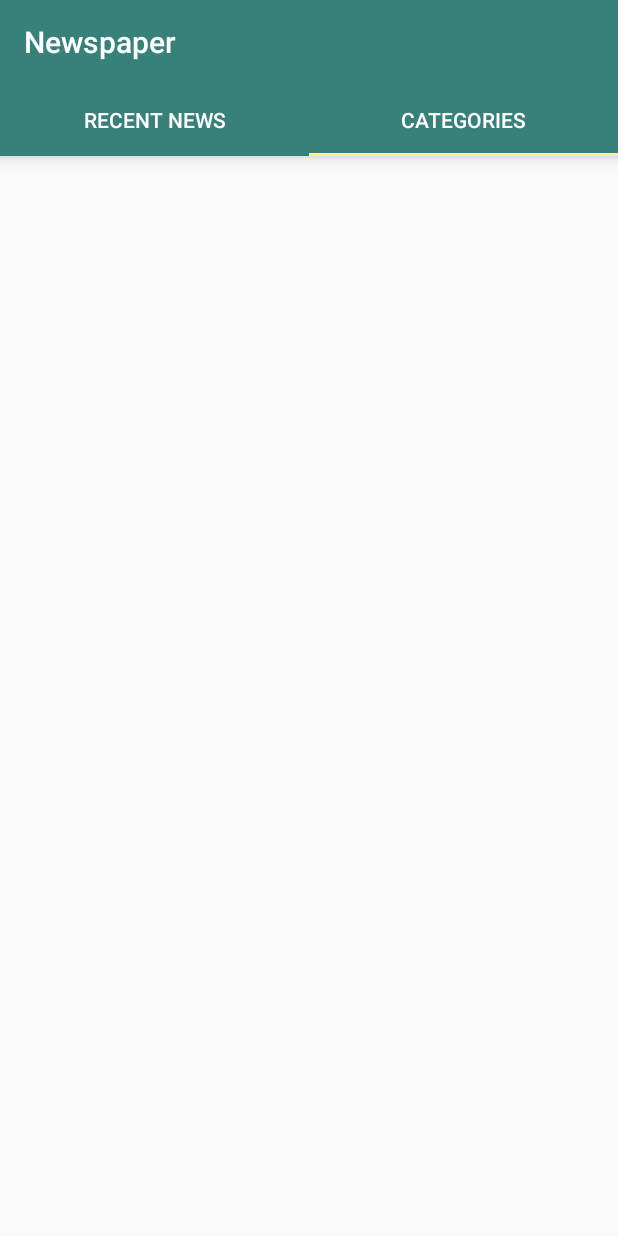
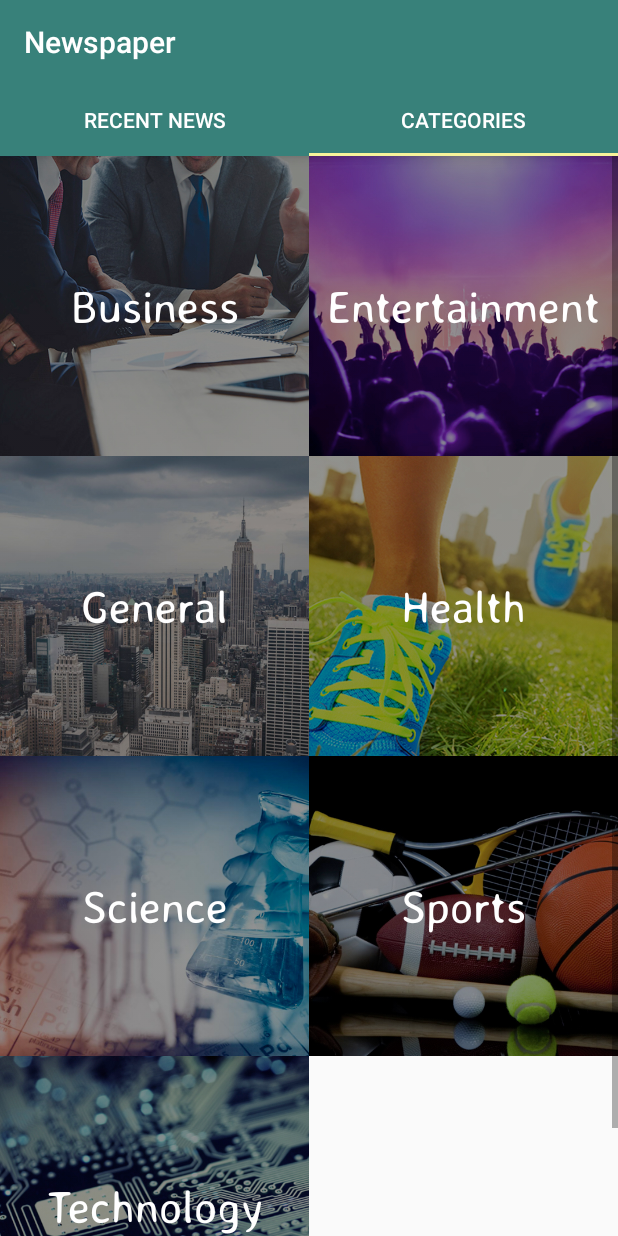
Before and after one commit to marioamgad9/News-Paper, an Android app: the screen it shows after launch (MainActivity), tab 2 chosen, on a phone screen of 412 x 824 dp. Run offline under Robolectric (Android 15) with nearby library versions, the phone set to English and light mode, and no system bars; our stand-ins replace Picasso; pictures from the network do not load; Roboto replaces fonts that are not available here; 3 statements that could not run were skipped.

Commit message:
Add GridView containing categories

```diff
--- a/app/src/main/java/com/mouris/mario/newspaper/UI/Categories/CategoriesFragment.java
+++ b/app/src/main/java/com/mouris/mario/newspaper/UI/Categories/CategoriesFragment.java
@@ -6,6 +6,7 @@ import android.support.v4.app.Fragment;
 import android.view.LayoutInflater;
 import android.view.View;
 import android.view.ViewGroup;
+import android.widget.GridView;
 
 import com.mouris.mario.newspaper.R;
 
@@ -19,6 +20,9 @@ public class CategoriesFragment extends Fragment {
                              Bundle savedInstanceState) {
         View rootView = inflater.inflate(R.layout.fragment_categories, container, false);
 
+        GridView gridView = rootView.findViewById(R.id.categoriesGridView);
+        CategoriesGridAdapter gridAdapter = new CategoriesGridAdapter(getContext());
+        gridView.setAdapter(gridAdapter);
 
         return rootView;
     }
--- /dev/null
+++ b/app/src/main/java/com/mouris/mario/newspaper/UI/Categories/CategoriesGridAdapter.java
@@ -0,0 +1,82 @@
+package com.mouris.mario.newspaper.UI.Categories;
+
+import android.content.Context;
+import android.view.LayoutInflater;
+import android.view.View;
+import android.view.ViewGroup;
+import android.widget.BaseAdapter;
+import android.widget.ImageView;
+import android.widget.TextView;
+
+import com.mouris.mario.newspaper.R;
+
+import java.util.ArrayList;
+import java.util.List;
+
+public class CategoriesGridAdapter extends BaseAdapter{
+
+    private Context mContext;
+
+    private List<String> mCategories;
+    private List<Integer> mDrawables;
+
+    public CategoriesGridAdapter(Context context) {
+
+        mContext = context;
+
+        //Initialize category titles
+        mCategories = new ArrayList<>();
+        mCategories.add(mContext.getString(R.string.business_category));
+        mCategories.add(mContext.getString(R.string.entertainment_category));
+        mCategories.add(mContext.getString(R.string.general_category));
+        mCategories.add(mContext.getString(R.string.health_category));
+        mCategories.add(mContext.getString(R.string.science_category));
+        mCategories.add(mContext.getString(R.string.sports_category));
+        mCategories.add(mContext.getString(R.string.technology_category));
+
+
+        //Initialize category drawables
+        mDrawables = new ArrayList<>();
+        mDrawables.add(R.drawable.business_category);
+        mDrawables.add(R.drawable.entertainment_category);
+        mDrawables.add(R.drawable.general_category);
+        mDrawables.add(R.drawable.health_category);
+        mDrawables.add(R.drawable.science_category);
+        mDrawables.add(R.drawable.sports_category);
+        mDrawables.add(R.drawable.technology_category);
+    }
+
+    @Override
+    public int getCount() {
+        return mCategories.size();
+    }
+
+    @Override
+    public Object getItem(int position) {
+        return null;
+    }
+
+    @Override
+    public long getItemId(int position) {
+        return 0;
+    }
+
+    @Override
+    public View getView(int position, View convertView, ViewGroup parent) {
+
+        String categoryTitle = mCategories.get(position);
+        int categoryDrawable = mDrawables.get(position);
+
+        if (convertView == null) {
+            convertView = LayoutInflater.from(mContext).inflate(R.layout.category_item, null);
+        }
+
+        TextView titleTextView = convertView.findViewById(R.id.categoryTitle);
+        ImageView imageView = convertView.findViewById(R.id.categoryImage);
+
+        titleTextView.setText(categoryTitle);
+        imageView.setImageResource(categoryDrawable);
+
+        return convertView;
+    }
+}
--- /dev/null
+++ b/app/src/main/res/layout/category_item.xml
@@ -0,0 +1,35 @@
+<?xml version="1.0" encoding="utf-8"?>
+<android.support.constraint.ConstraintLayout xmlns:android="http://schemas.android.com/apk/res/android"
+    xmlns:app="http://schemas.android.com/apk/res-auto"
+    xmlns:tools="http://schemas.android.com/tools"
+    android:layout_width="match_parent"
+    android:layout_height="wrap_content">
+
+    <ImageView
+        android:id="@+id/categoryImage"
+        android:layout_width="wrap_content"
+        android:layout_height="200dp"
+        android:scaleType="centerCrop"
+        app:layout_constraintBottom_toBottomOf="parent"
+        app:layout_constraintEnd_toEndOf="parent"
+        app:layout_constraintStart_toStartOf="parent"
+        app:layout_constraintTop_toTopOf="parent"
+        app:srcCompat="@drawable/business_category" />
+
+    <TextView
+        android:id="@+id/categoryTitle"
+        android:layout_width="wrap_content"
+        android:layout_height="wrap_content"
+        android:layout_marginBottom="8dp"
+        android:layout_marginEnd="8dp"
+        android:layout_marginStart="8dp"
+        android:layout_marginTop="8dp"
+        android:fontFamily="@font/averia_sans_libre_light"
+        android:textColor="@android:color/white"
+        android:textSize="30sp"
+        app:layout_constraintBottom_toBottomOf="parent"
+        app:layout_constraintEnd_toEndOf="parent"
+        app:layout_constraintStart_toStartOf="parent"
+        app:layout_constraintTop_toTopOf="parent"
+        tools:text="@string/business_category" />
+</android.support.constraint.ConstraintLayout>
--- a/app/src/main/res/layout/fragment_categories.xml
+++ b/app/src/main/res/layout/fragment_categories.xml
@@ -1,10 +1,15 @@
-<android.support.constraint.ConstraintLayout xmlns:android="http://schemas.android.com/apk/res/android"
+<GridView xmlns:android="http://schemas.android.com/apk/res/android"
+    xmlns:app="http://schemas.android.com/apk/res-auto"
     xmlns:tools="http://schemas.android.com/tools"
+    android:id="@+id/categoriesGridView"
     android:layout_width="match_parent"
     android:layout_height="match_parent"
-    tools:context="com.mouris.mario.newspaper.UI.Categories.CategoriesFragment">
+    android:gravity="center"
+    android:horizontalSpacing="0dp"
+    android:numColumns="2"
+    android:stretchMode="columnWidth"
+    android:verticalSpacing="0dp"
+    tools:context="com.mouris.mario.newspaper.UI.Categories.CategoriesFragment"
+    tools:listitem="@layout/category_item">
 
-
-
-
-</android.support.constraint.ConstraintLayout>
+</GridView>
--- a/app/src/main/res/values/strings.xml
+++ b/app/src/main/res/values/strings.xml
@@ -8,5 +8,13 @@
         Maiden Flight Just Space Junk? </string>
     <string name="article_date">Published at: %1$s</string>
 
+    <!--Categories Fragment-->
+    <string name="business_category">Business</string>
+    <string name="entertainment_category">Entertainment</string>
+    <string name="general_category">General</string>
+    <string name="health_category">Health</string>
+    <string name="science_category">Science</string>
+    <string name="sports_category">Sports</string>
+    <string name="technology_category">Technology</string>
 
 </resources>
```
Also changed, not shown: app/src/main/res/drawable/business_category.jpg (added), app/src/main/res/drawable/entertainment_category.jpg (added), app/src/main/res/drawable/general_category.jpg (added), app/src/main/res/drawable/health_category.jpg (added), app/src/main/res/drawable/science_category.jpg (added), app/src/main/res/drawable/sports_category.jpg (added), app/src/main/res/drawable/technology_category.jpg (added), 7 other files.
